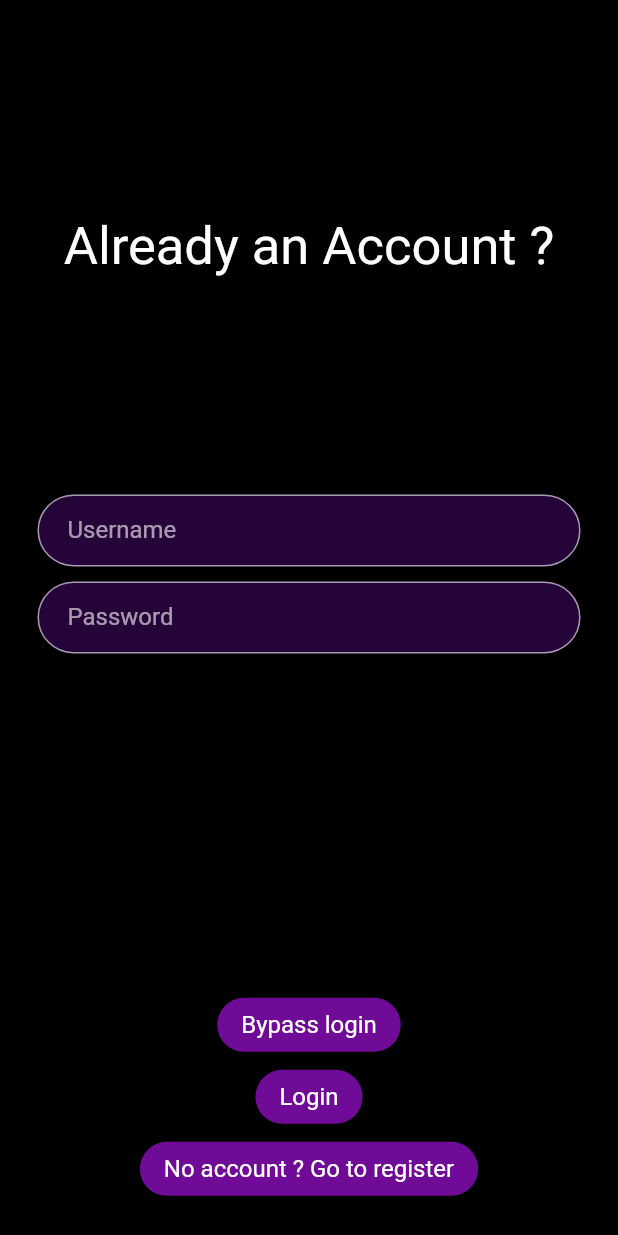
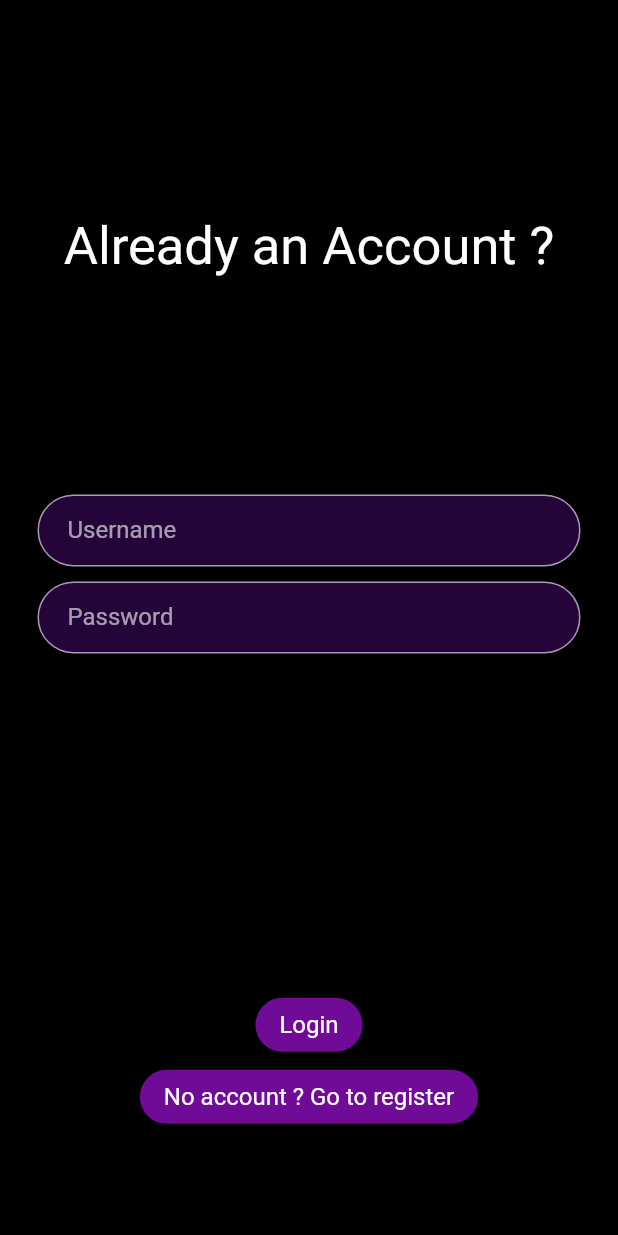
Before and after one commit to tadam-m/M-Flutter-II, a Flutter app: the screen it shows after launch, on a phone screen of 412 x 824 dp. Run offline on Flutter 3.47's test engine with Material 2 defaults, Android fonts, the phone set to English and light mode, and no system bars; our stand-ins replace audioplayers, flutter_dotenv, flutter_offline, get, google_fonts; missing offline and left inert: review; network calls fail.

Commit message:
Removed bypass login

```diff
--- a/lib/components/auth/auth_navigation/login_navigation.dart
+++ b/lib/components/auth/auth_navigation/login_navigation.dart
@@ -45,10 +45,6 @@ class _LoginNavigationState extends State<LoginNavigation> {
     return Column(
       children: <Widget>[
         ElevatedButton(
-          onPressed: () => Get.toNamed(vueListClub),
-          child: const Text('Bypass login'),
-        ),
-        ElevatedButton(
           key: const Key('login'),
           onPressed: () {
             if (widget.formKey.currentState!.validate()) {
```
